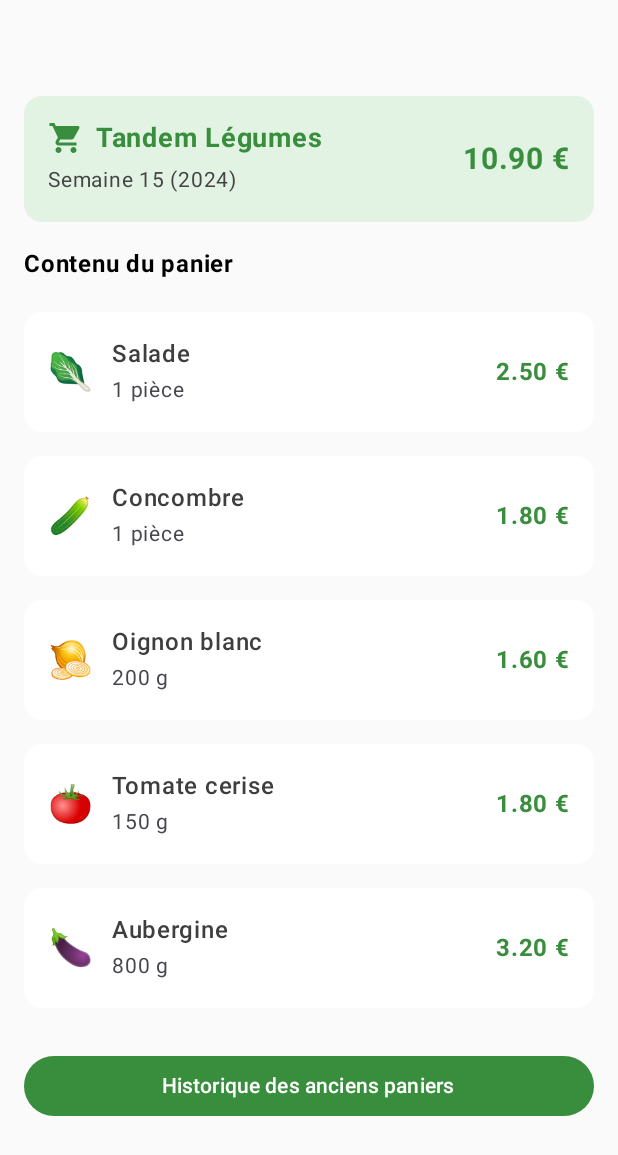
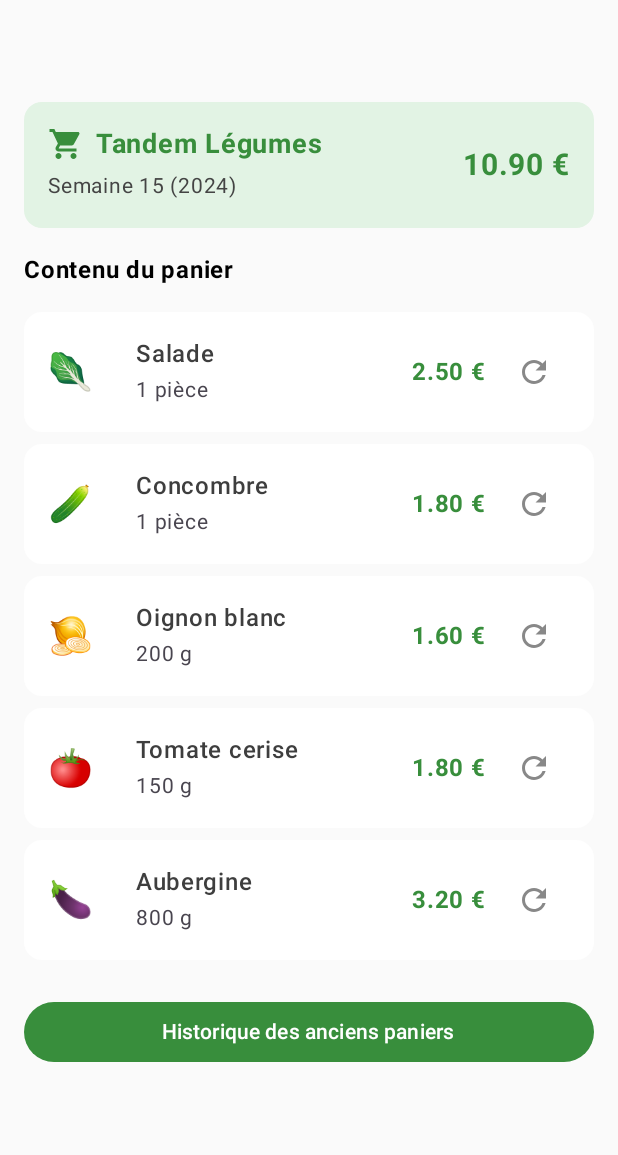
Before and after one commit to davf392/panier-local, an Android app built with Jetpack Compose: the screen it shows after launch (MainActivity), on a phone screen of 412 x 824 dp. Shown: the top 1155 px of the screen. Run offline under Robolectric (Android 15) with nearby library versions, the phone set to English and light mode, and no system bars.

Commit message:
add exchange button on basket product

```diff
--- a/composeApp/src/commonMain/kotlin/com/davf392/panierlocal/ui/components/BasketSection.kt
+++ b/composeApp/src/commonMain/kotlin/com/davf392/panierlocal/ui/components/BasketSection.kt
@@ -1,20 +1,30 @@
 package com.davf392.panierlocal.ui.components
 
+import androidx.compose.foundation.background
+import androidx.compose.foundation.layout.Arrangement
 import androidx.compose.foundation.layout.Column
 import androidx.compose.foundation.layout.Row
+import androidx.compose.foundation.layout.Spacer
 import androidx.compose.foundation.layout.fillMaxWidth
 import androidx.compose.foundation.layout.padding
+import androidx.compose.foundation.layout.size
+import androidx.compose.foundation.layout.width
+import androidx.compose.foundation.shape.RoundedCornerShape
 import androidx.compose.material3.Card
 import androidx.compose.material3.CardDefaults
+import androidx.compose.material3.Icon
+import androidx.compose.material3.IconButton
 import androidx.compose.material3.MaterialTheme
 import androidx.compose.material3.Text
 import androidx.compose.runtime.Composable
 import androidx.compose.ui.Alignment
 import androidx.compose.ui.Modifier
+import androidx.compose.ui.graphics.Color
 import androidx.compose.ui.text.font.FontWeight
 import androidx.compose.ui.unit.dp
 import androidx.compose.ui.unit.sp
 import com.davf392.panierlocal.data.ProductItem
+import com.davf392.panierlocal.ui.RefreshIcon
 import com.davf392.panierlocal.ui.theme.PanierLocalTheme
 import org.jetbrains.compose.ui.tooling.preview.Preview
 
@@ -25,28 +35,27 @@ fun BasketSection(
     modifier: Modifier = Modifier
 ) {
     Card(
-        modifier = modifier
-            .fillMaxWidth()
-            .padding(vertical = 4.dp),
+        modifier = modifier.fillMaxWidth(),
+        shape = RoundedCornerShape(12.dp),
         colors = CardDefaults.cardColors(
-                containerColor = MaterialTheme.colorScheme.surface
+            containerColor = Color.White
         )
     ) {
         Row(
-            modifier = Modifier
+            modifier = modifier
                 .fillMaxWidth()
                 .padding(16.dp),
-            verticalAlignment = Alignment.CenterVertically
+            verticalAlignment = Alignment.CenterVertically,
+            horizontalArrangement = Arrangement.SpaceBetween
         ) {
+            Row(verticalAlignment = Alignment.CenterVertically) {
                 Text(
                     text = item.emoji,
                     fontSize = 24.sp,
                     modifier = Modifier.padding(end = 12.dp)
                 )
-
-            Column(
-                modifier = Modifier.weight(1f)
-            ) {
+                Spacer(modifier = Modifier.width(16.dp))
+                Column {
                     Text(
                         text = item.name,
                         fontSize = 16.sp,
@@ -58,13 +67,25 @@ fun BasketSection(
                         color = MaterialTheme.colorScheme.onSurfaceVariant
                     )
                 }
+            }
 
+            Row(verticalAlignment = Alignment.CenterVertically) {
                 Text(
                     text = item.displayPrice,
                     fontSize = 16.sp,
                     fontWeight = FontWeight.Bold,
                     color = MaterialTheme.colorScheme.primary
                 )
+                Spacer(modifier = Modifier.width(8.dp))
+                IconButton(onClick = { onExchangeClicked(item) }) {
+                    Icon(
+                        imageVector = RefreshIcon,
+                        contentDescription = "Échanger",
+                        tint = Color.Gray,
+                        modifier = Modifier.size(24.dp)
+                    )
+                }
+            }
         }
     }
 }
@@ -73,17 +94,19 @@ fun BasketSection(
 @Composable
 fun BasketSectionPreview() {
     PanierLocalTheme {
-//        BasketSection(
-//            item = ProductItem(
-//                id = TODO(),
-//                name = TODO(),
-//                emoji = TODO(),
-//                quantity = TODO(),
-//                unit = TODO(),
-//                pricePerUnit = TODO(),
-//                totalPrice = TODO()
-//            ),
-//            onExchangeClicked = {}
-//        )
+        val sampleProductItem = ProductItem(
+            name = "Concombre",
+            emoji = "🥒",
+            quantity = 1.0,
+            unit = "pièce",
+            pricePerUnit = 1.80,
+            totalPrice = 1.80,
+        )
+
+        BasketSection(
+            item = sampleProductItem,
+            onExchangeClicked = {},
+            modifier = Modifier.background(color = MaterialTheme.colorScheme.background)
+        )
     }
 }
--- a/composeApp/src/commonMain/kotlin/com/davf392/panierlocal/ui/screens/BasketScreen.kt
+++ b/composeApp/src/commonMain/kotlin/com/davf392/panierlocal/ui/screens/BasketScreen.kt
@@ -40,7 +40,7 @@ fun BasketScreen(
 
     val baskets = (uiState as BasketUiState.Success).baskets
     val currentBasket = baskets[currentBasketIndex]
-    Column(modifier = modifier.padding(top = 48.dp).fillMaxSize()) {
+    Column(modifier = modifier.padding(top = 52.dp).fillMaxSize()) {
         WeeklyBasketSection(
             currentBasket,
             modifier = Modifier.padding(16.dp)
```
Lines whose indentation alone changed are shown as unchanged.
